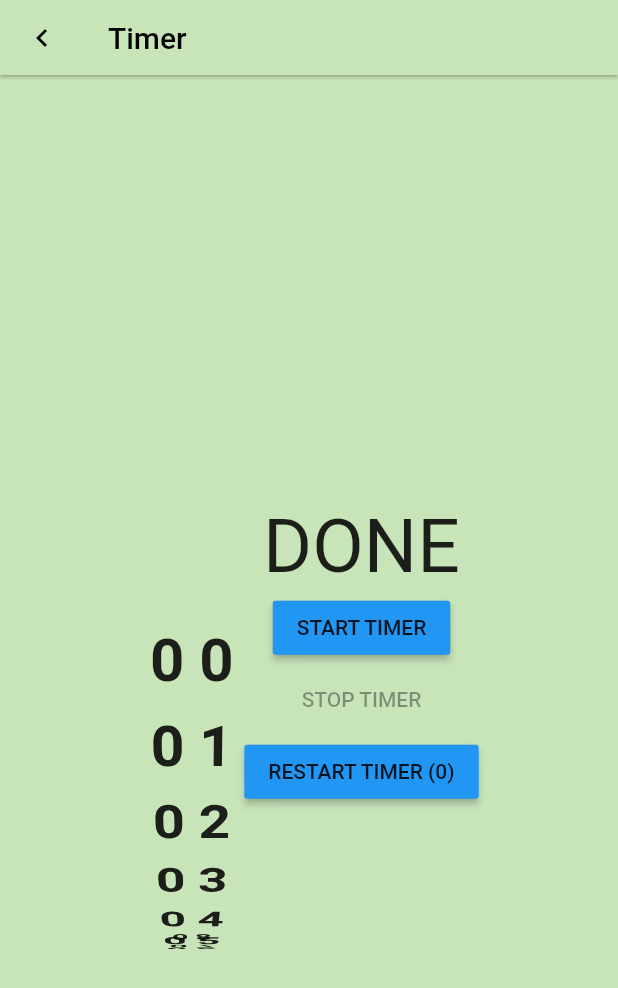
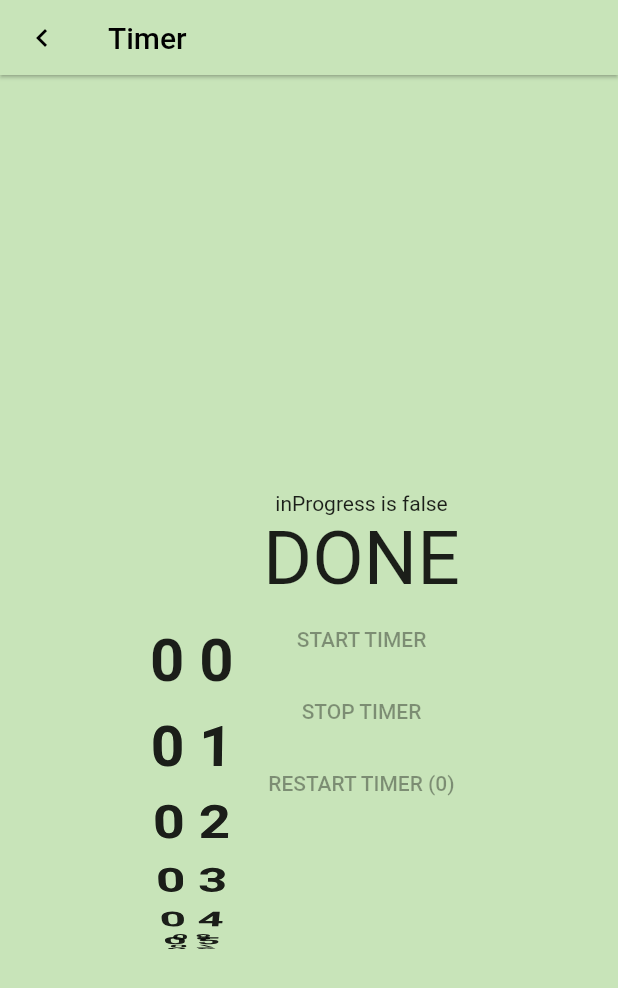
Before and after one commit to ubclaunchpad/virtual-pet, a Flutter app: the screen it shows after launch, item 2 of the bottom bar chosen, on a phone screen of 412 x 824 dp. Shown: the top 988 px of the screen. Run offline on Flutter 3.47's test engine with Material 2 defaults, Android fonts, the light colour scheme and no system bars; missing offline and left inert: flame.

Commit message:
tweaks to user experience, regarding nullity of buttons

```diff
--- a/front-end/virtual_pet/lib/pages/pomodoro_page.dart
+++ b/front-end/virtual_pet/lib/pages/pomodoro_page.dart
@@ -14,10 +14,11 @@ class PomodoroPage extends StatefulWidget {
 
 /// the state of pomodoro page (timer)
 class PomodoroState extends State<PomodoroPage> {
+  static const String routeName = "/PomodoroPage";
   int timeLeft = 0;
-  static const String routeName = "/PomodoroPage";
+  int lastValue = 0;
   bool inProgress = false;
-  int lastValue = 0;
+  bool firstTime = true;
 
   @override
   void initState() {
@@ -27,6 +28,7 @@ class PomodoroState extends State<PomodoroPage> {
   void _startCountDown() {
     setState(() {
       inProgress = true;
+      firstTime = false;
       lastValue = timeLeft;
     });
     Timer.periodic(const Duration(seconds: 1), (timer) {
@@ -95,14 +97,16 @@ class PomodoroState extends State<PomodoroPage> {
           Column(
             mainAxisAlignment: MainAxisAlignment.center,
             children: [
-              // Text(inProgress.toString()),
+              Text("inProgress is " + inProgress.toString()),
               // Text("LAST VALUE IS " + lastValue.toString()),
               Text(
                 timeLeft == 0 ? "DONE" : timeLeft.toString(),
                 style: const TextStyle(fontSize: 50),
               ),
               MaterialButton(
-                onPressed: _startCountDown,
+                onPressed: timeLeft != 0 && inProgress == false
+                    ? _startCountDown
+                    : null,
                 color: Colors.blue,
                 child: const Text("START TIMER"),
               ),
@@ -112,7 +116,9 @@ class PomodoroState extends State<PomodoroPage> {
                 child: const Text("STOP TIMER"),
               ),
               MaterialButton(
-                onPressed: inProgress == true ? null : _restartTimer,
+                onPressed: firstTime == true || inProgress == true
+                    ? null
+                    : _restartTimer,
                 color: Colors.blue,
                 // child: Text("RESTART TIMER (" + lastValue.toString() + ")"),
                 child: Text("RESTART TIMER (${lastValue.toString()})"),
```
